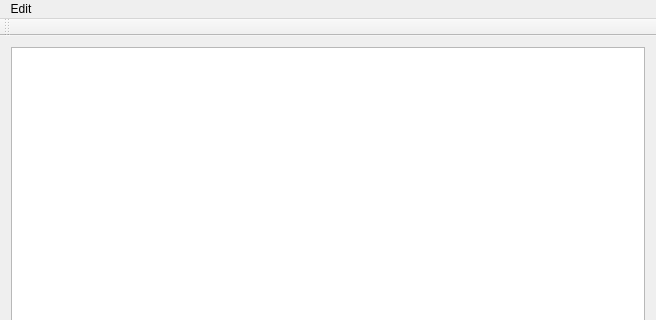
Above: mainwindow.ui from transbite/DBTests before the change; both pictures show x 0 to 656 and y 0 to 320 of the 656 by 648 pixel window. Below: the same form after it.
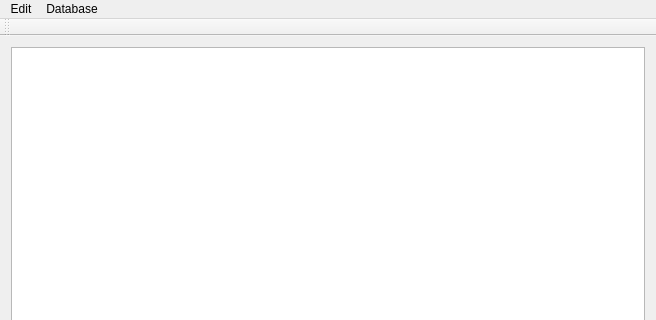
That is the form after the change.

Commit message: Lab4 - database connection, insert, select.

The edit to the form file:
```diff
--- a/mainwindow.ui
+++ b/mainwindow.ui
@@ -35,7 +35,14 @@
     </property>
     <addaction name="actionAdd_Item"/>
    </widget>
+   <widget class="QMenu" name="menuDatabase">
+    <property name="title">
+     <string>Database</string>
+    </property>
+    <addaction name="actionRefresh"/>
+   </widget>
    <addaction name="menuEdit"/>
+   <addaction name="menuDatabase"/>
   </widget>
   <widget class="QToolBar" name="mainToolBar">
    <attribute name="toolBarArea">
```
Left out of the diff: 5 changed lines with no effect on the pictures. The commit also changes 3 other files.
